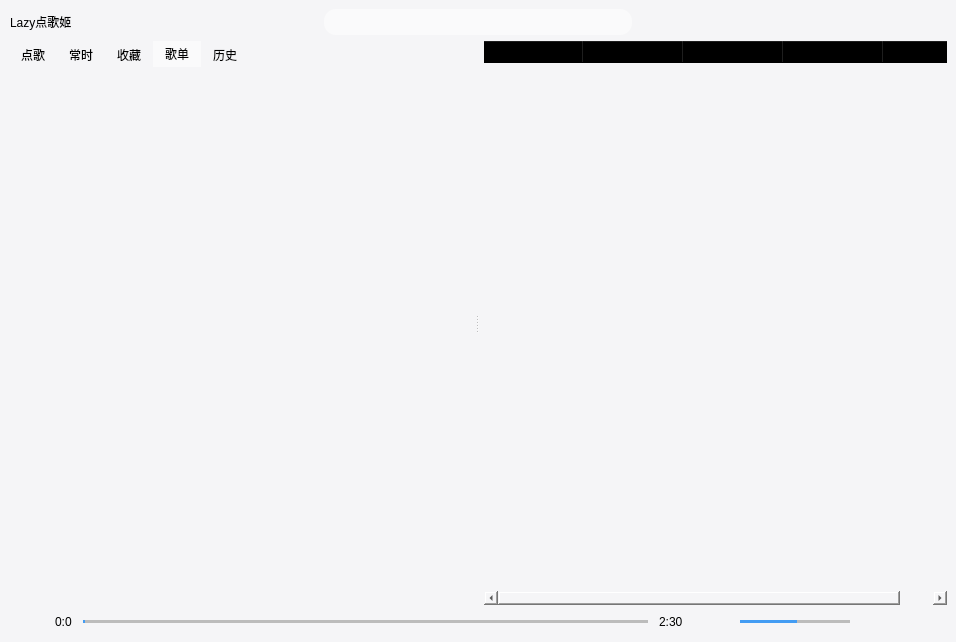
Above: orderplayerwindow.ui from iwxyi/NeveMusic before the change. Below: the same form after it.
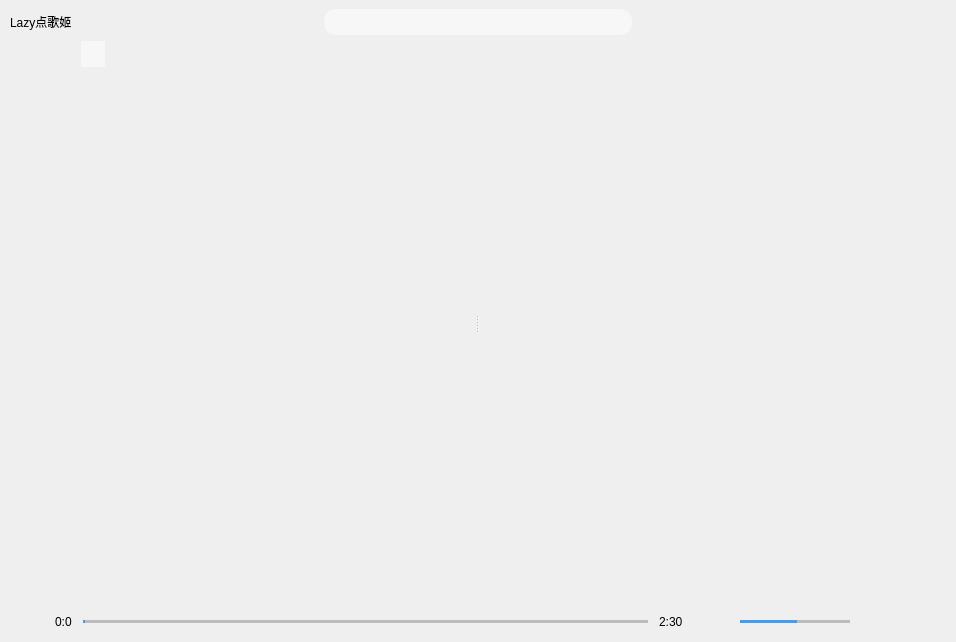
That is the form after the change. The open tabs and pages were chosen to show the change. Icons and pictures are not drawn. Custom widgets are drawn as their Qt base class.

What changed in the file:
```diff
--- a/orderplayerwindow.ui
+++ b/orderplayerwindow.ui
@@ -18,10 +18,7 @@
     <normaloff>:/icons/candy</normaloff>:/icons/candy</iconset>
   </property>
   <property name="styleSheet">
-   <string notr="true">QMainWindow
-{
-	background: #F5F5F7;
-}</string>
+   <string notr="true"/>
   </property>
   <widget class="QWidget" name="centralwidget">
    <layout class="QVBoxLayout" name="verticalLayout_3" stretch="0,1,0">
@@ -132,7 +129,7 @@
       <property name="orientation">
        <enum>Qt::Horizontal</enum>
       </property>
-      <widget class="QWidget" name="">
+      <widget class="QWidget" name="layoutWidget">
        <layout class="QVBoxLayout" name="verticalLayout">
         <property name="leftMargin">
          <number>0</number>
@@ -142,6 +139,9 @@
         </property>
         <item>
          <widget class="QTabWidget" name="listTabWidget">
+          <property name="enabled">
+           <bool>true</bool>
+          </property>
           <property name="styleSheet">
            <string notr="true">QTabWidget
 {
@@ -176,6 +176,9 @@
 	background: rgba(255,255,255,128);
 }</string>
           </property>
+          <property name="tabShape">
+           <enum>QTabWidget::Rounded</enum>
+          </property>
           <property name="currentIndex">
            <number>3</number>
           </property>
@@ -188,7 +191,10 @@
 }</string>
            </property>
            <attribute name="title">
-            <string>点歌</string>
+            <string/>
+           </attribute>
+           <attribute name="toolTip">
+            <string>点歌：根据弹幕自动搜索添加</string>
            </attribute>
            <layout class="QVBoxLayout" name="verticalLayout_4">
             <property name="leftMargin">
@@ -237,7 +243,10 @@
 }</string>
            </property>
            <attribute name="title">
-            <string>常时</string>
+            <string/>
+           </attribute>
+           <attribute name="toolTip">
+            <string>常时：没有点歌时随机播放里面的</string>
            </attribute>
            <layout class="QVBoxLayout" name="verticalLayout_9">
             <property name="leftMargin">
@@ -286,6 +295,9 @@
 }</string>
            </property>
            <attribute name="title">
+            <string/>
+           </attribute>
+           <attribute name="toolTip">
             <string>收藏</string>
            </attribute>
            <layout class="QVBoxLayout" name="verticalLayout_5">
@@ -339,6 +351,9 @@
 }</string>
            </property>
            <attribute name="title">
+            <string/>
+           </attribute>
+           <attribute name="toolTip">
             <string>歌单</string>
            </attribute>
            <layout class="QVBoxLayout" name="verticalLayout_10">
@@ -388,6 +403,9 @@
 }</string>
            </property>
            <attribute name="title">
+            <string/>
+           </attribute>
+           <attribute name="toolTip">
             <string>历史</string>
            </attribute>
            <layout class="QVBoxLayout" name="verticalLayout_6">
@@ -550,31 +568,6 @@
            <attribute name="verticalHeaderVisible">
             <bool>false</bool>
            </attribute>
-           <column>
-            <property name="text">
-             <string>标题</string>
-            </property>
-           </column>
-           <column>
-            <property name="text">
-             <string>歌手</string>
-            </property>
-           </column>
-           <column>
-            <property name="text">
-             <string>专辑</string>
-            </property>
-           </column>
-           <column>
-            <property name="text">
-             <string>时长</string>
-            </property>
-           </column>
-           <column>
-            <property name="text">
-             <string>热度</string>
-            </property>
-           </column>
           </widget>
          </item>
         </layout>
```
Left out of the diff: 91 changed lines with no effect on the pictures.
